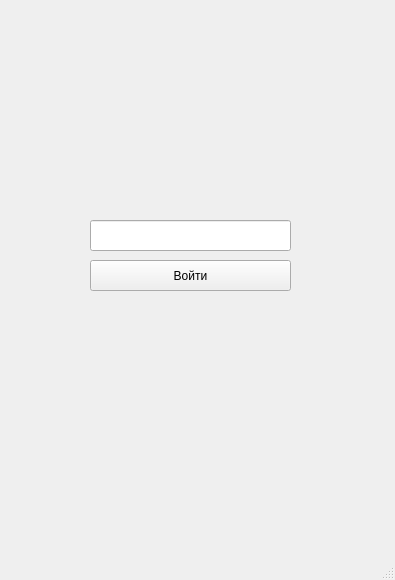
Qt form Lab1/Lab1/mainwindow.ui (DinarGaniev/201-351_Ganiev) before a commit.
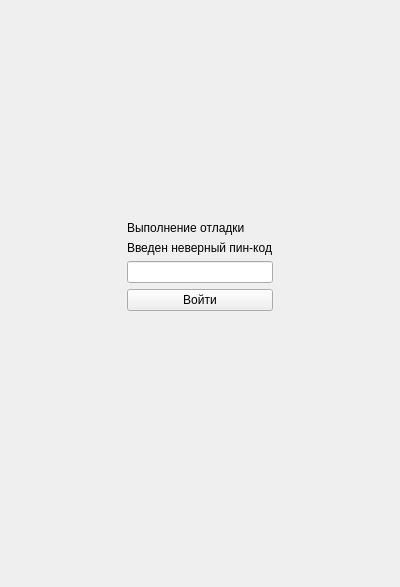
The same form after that commit.

The edit to the form file:
```diff
--- a/Lab1/Lab1/mainwindow.ui
+++ b/Lab1/Lab1/mainwindow.ui
@@ -6,37 +6,95 @@
    <rect>
     <x>0</x>
     <y>0</y>
-    <width>395</width>
-    <height>580</height>
+    <width>400</width>
+    <height>587</height>
    </rect>
   </property>
   <property name="windowTitle">
    <string>MainWindow</string>
   </property>
   <widget class="QWidget" name="centralwidget">
-   <widget class="QLineEdit" name="pincode">
-    <property name="geometry">
-     <rect>
-      <x>90</x>
-      <y>220</y>
-      <width>201</width>
-      <height>31</height>
-     </rect>
-    </property>
-   </widget>
-   <widget class="QPushButton" name="pushButton">
-    <property name="geometry">
-     <rect>
-      <x>90</x>
-      <y>260</y>
-      <width>201</width>
-      <height>31</height>
-     </rect>
-    </property>
-    <property name="text">
-     <string>Войти</string>
-    </property>
-   </widget>
+   <layout class="QGridLayout" name="gridLayout">
+    <item row="4" column="1">
+     <widget class="QLineEdit" name="pincode"/>
+    </item>
+    <item row="3" column="1">
+     <widget class="QLabel" name="label_error">
+      <property name="autoFillBackground">
+       <bool>false</bool>
+      </property>
+      <property name="text">
+       <string>Введен неверный пин-код</string>
+      </property>
+     </widget>
+    </item>
+    <item row="5" column="2">
+     <spacer name="horizontalSpacer_2">
+      <property name="orientation">
+       <enum>Qt::Horizontal</enum>
+      </property>
+      <property name="sizeHint" stdset="0">
+       <size>
+        <width>110</width>
+        <height>20</height>
+       </size>
+      </property>
+     </spacer>
+    </item>
+    <item row="5" column="1">
+     <widget class="QPushButton" name="pushButton">
+      <property name="text">
+       <string>Войти</string>
+      </property>
+     </widget>
+    </item>
+    <item row="0" column="1">
+     <spacer name="verticalSpacer_2">
+      <property name="orientation">
+       <enum>Qt::Vertical</enum>
+      </property>
+      <property name="sizeHint" stdset="0">
+       <size>
+        <width>20</width>
+        <height>166</height>
+       </size>
+      </property>
+     </spacer>
+    </item>
+    <item row="5" column="0">
+     <spacer name="horizontalSpacer">
+      <property name="orientation">
+       <enum>Qt::Horizontal</enum>
+      </property>
+      <property name="sizeHint" stdset="0">
+       <size>
+        <width>110</width>
+        <height>20</height>
+       </size>
+      </property>
+     </spacer>
+    </item>
+    <item row="6" column="1">
+     <spacer name="verticalSpacer">
+      <property name="orientation">
+       <enum>Qt::Vertical</enum>
+      </property>
+      <property name="sizeHint" stdset="0">
+       <size>
+        <width>20</width>
+        <height>267</height>
+       </size>
+      </property>
+     </spacer>
+    </item>
+    <item row="1" column="1">
+     <widget class="QLabel" name="label_debug">
+      <property name="text">
+       <string>Выполнение отладки</string>
+      </property>
+     </widget>
+    </item>
+   </layout>
   </widget>
   <widget class="QMenuBar" name="menubar">
    <property name="geometry">
@@ -48,7 +106,6 @@
     </rect>
    </property>
   </widget>
-  <widget class="QStatusBar" name="statusbar"/>
  </widget>
  <resources/>
  <connections/>
```
Left out of the diff: 2 changed lines with no effect on the pictures.
